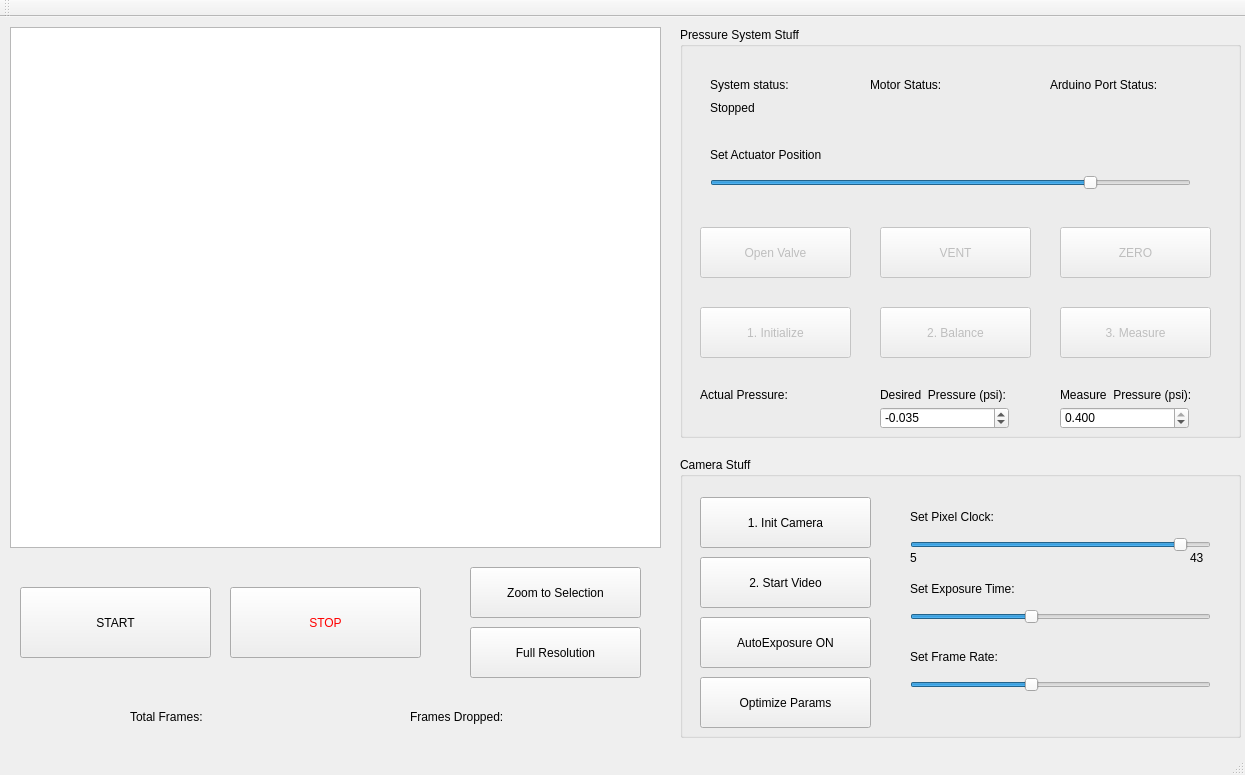
Old version of the form mainwindow.ui in the repository liviaz/PressureSystem.
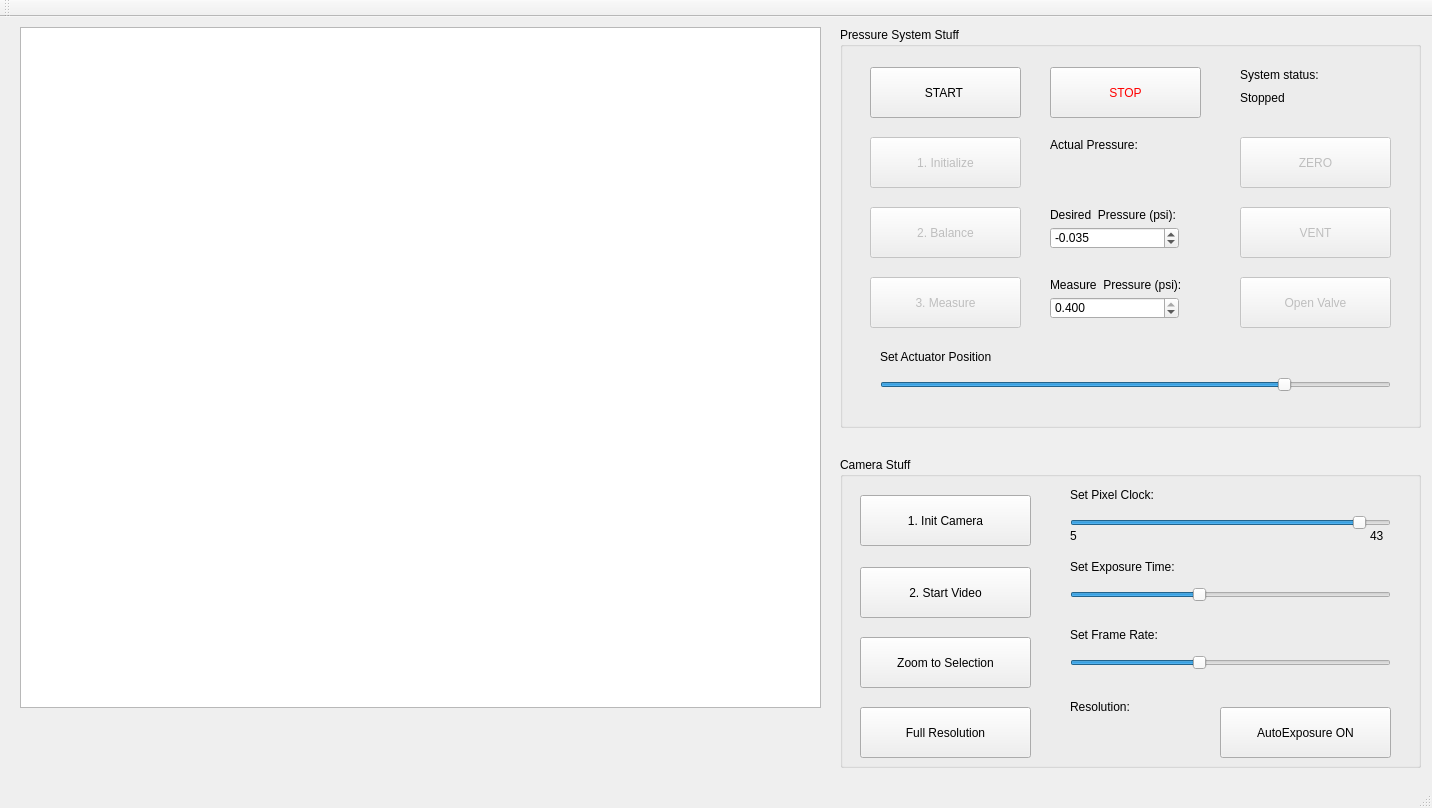
New version of the form.

The edit to the form file:
```diff
--- a/mainwindow.ui
+++ b/mainwindow.ui
@@ -6,57 +6,21 @@
    <rect>
     <x>0</x>
     <y>0</y>
-    <width>1245</width>
-    <height>775</height>
+    <width>1432</width>
+    <height>808</height>
    </rect>
   </property>
   <property name="windowTitle">
    <string>MainWindow</string>
   </property>
   <widget class="QWidget" name="centralWidget">
-   <widget class="QPushButton" name="stopButton">
-    <property name="enabled">
-     <bool>true</bool>
-    </property>
-    <property name="geometry">
-     <rect>
-      <x>230</x>
-      <y>570</y>
-      <width>191</width>
-      <height>71</height>
-     </rect>
-    </property>
-    <property name="styleSheet">
-     <string notr="true">font: 16pt &quot;MS Sans Serif&quot;;
-color: red;</string>
-    </property>
-    <property name="text">
-     <string>STOP</string>
-    </property>
-   </widget>
-   <widget class="QPushButton" name="startButton">
-    <property name="geometry">
-     <rect>
-      <x>20</x>
-      <y>570</y>
-      <width>191</width>
-      <height>71</height>
-     </rect>
-    </property>
-    <property name="styleSheet">
-     <string notr="true">font: 16pt &quot;MS Sans Serif&quot;;</string>
-    </property>
-    <property name="text">
-     <string>START</string>
-    </property>
-   </widget>
    <widget class="QGraphicsView" name="cameraImageDisplay">
     <property name="geometry">
      <rect>
-      <x>10</x>
+      <x>20</x>
       <y>10</y>
-      <width>651</width>
-      <height>521</height>
+      <width>801</width>
+      <height>681</height>
      </rect>
     </property>
     <property name="sizePolicy">
@@ -72,10 +36,10 @@
    <widget class="QGroupBox" name="pressureBox">
     <property name="geometry">
      <rect>
-      <x>680</x>
+      <x>840</x>
       <y>10</y>
-      <width>561</width>
-      <height>411</height>
+      <width>581</width>
+      <height>401</height>
      </rect>
     </property>
     <property name="styleSheet">
@@ -91,8 +55,8 @@
      </property>
      <property name="geometry">
       <rect>
-       <x>200</x>
-       <y>200</y>
+       <x>400</x>
+       <y>180</y>
        <width>151</width>
        <height>51</height>
       </rect>
@@ -110,8 +74,8 @@
     <widget class="QDoubleSpinBox" name="measurePressureDouble">
      <property name="geometry">
       <rect>
-       <x>380</x>
-       <y>380</y>
+       <x>210</x>
+       <y>270</y>
        <width>129</width>
        <height>22</height>
       </rect>
@@ -147,8 +111,8 @@
      </property>
      <property name="geometry">
       <rect>
-       <x>380</x>
-       <y>200</y>
+       <x>400</x>
+       <y>110</y>
        <width>151</width>
        <height>51</height>
       </rect>
@@ -163,9 +127,9 @@
     <widget class="QLabel" name="actualPressure">
      <property name="geometry">
       <rect>
-       <x>20</x>
-       <y>380</y>
-       <width>141</width>
+       <x>210</x>
+       <y>130</y>
+       <width>131</width>
        <height>21</height>
       </rect>
      </property>
@@ -182,8 +146,8 @@
      </property>
      <property name="geometry">
       <rect>
-       <x>20</x>
-       <y>200</y>
+       <x>400</x>
+       <y>250</y>
        <width>151</width>
        <height>51</height>
       </rect>
@@ -199,30 +163,14 @@
       <bool>true</bool>
      </property>
     </widget>
-    <widget class="QLabel" name="BoardStatusHeading">
-     <property name="geometry">
-      <rect>
-       <x>190</x>
-       <y>50</y>
-       <width>141</width>
-       <height>16</height>
-      </rect>
-     </property>
-     <property name="styleSheet">
-      <string notr="true">font: 10pt &quot;MS Sans Serif&quot;;</string>
-     </property>
-     <property name="text">
-      <string>Motor Status:</string>
-     </property>
-    </widget>
     <widget class="QPushButton" name="balanceButton">
      <property name="enabled">
       <bool>false</bool>
      </property>
      <property name="geometry">
       <rect>
-       <x>200</x>
-       <y>280</y>
+       <x>30</x>
+       <y>180</y>
        <width>151</width>
        <height>51</height>
       </rect>
@@ -237,9 +185,9 @@
     <widget class="QLabel" name="PressureLabel">
      <property name="geometry">
       <rect>
-       <x>20</x>
-       <y>360</y>
-       <width>141</width>
+       <x>210</x>
+       <y>110</y>
+       <width>131</width>
        <height>16</height>
       </rect>
      </property>
@@ -256,8 +204,8 @@
      </property>
      <property name="geometry">
       <rect>
-       <x>20</x>
-       <y>280</y>
+       <x>30</x>
+       <y>110</y>
        <width>151</width>
        <height>51</height>
       </rect>
@@ -269,27 +217,11 @@
       <string>1. Initialize</string>
      </property>
     </widget>
-    <widget class="QLabel" name="BoardStatusLabel">
-     <property name="geometry">
-      <rect>
-       <x>190</x>
-       <y>70</y>
-       <width>131</width>
-       <height>16</height>
-      </rect>
-     </property>
-     <property name="styleSheet">
-      <string notr="true">font: 10pt &quot;MS Sans Serif&quot;;</string>
-     </property>
-     <property name="text">
-      <string/>
-     </property>
-    </widget>
     <widget class="QLabel" name="MeasurementPressureLabel">
      <property name="geometry">
       <rect>
-       <x>380</x>
-       <y>360</y>
+       <x>210</x>
+       <y>250</y>
        <width>161</width>
        <height>16</height>
       </rect>
@@ -304,9 +236,9 @@
     <widget class="QSlider" name="horizontalSlider">
      <property name="geometry">
       <rect>
-       <x>30</x>
-       <y>148</y>
-       <width>481</width>
+       <x>40</x>
+       <y>350</y>
+       <width>511</width>
        <height>16</height>
       </rect>
      </property>
@@ -323,9 +255,9 @@
     <widget class="QLabel" name="statusLabel">
      <property name="geometry">
       <rect>
-       <x>30</x>
-       <y>70</y>
-       <width>141</width>
+       <x>400</x>
+       <y>60</y>
+       <width>91</width>
        <height>21</height>
       </rect>
      </property>
@@ -339,8 +271,8 @@
     <widget class="QDoubleSpinBox" name="balancePressureDouble">
      <property name="geometry">
       <rect>
-       <x>200</x>
-       <y>380</y>
+       <x>210</x>
+       <y>200</y>
        <width>129</width>
        <height>22</height>
       </rect>
@@ -374,8 +306,8 @@
     <widget class="QLabel" name="DesiredPressureLabel">
      <property name="geometry">
       <rect>
-       <x>200</x>
-       <y>360</y>
+       <x>210</x>
+       <y>180</y>
        <width>141</width>
        <height>16</height>
       </rect>
@@ -387,27 +319,11 @@
       <string>Desired  Pressure (psi):</string>
      </property>
     </widget>
-    <widget class="QLabel" name="ArduinoStatusHeading">
-     <property name="geometry">
-      <rect>
-       <x>370</x>
-       <y>50</y>
-       <width>141</width>
-       <height>16</height>
-      </rect>
-     </property>
-     <property name="styleSheet">
-      <string notr="true">font: 10pt &quot;MS Sans Serif&quot;;</string>
-     </property>
-     <property name="text">
-      <string>Arduino Port Status:</string>
-     </property>
-    </widget>
     <widget class="QLabel" name="ActuatorPositionHeading">
      <property name="geometry">
       <rect>
-       <x>30</x>
-       <y>120</y>
+       <x>40</x>
+       <y>322</y>
        <width>261</width>
        <height>16</height>
       </rect>
@@ -422,9 +338,9 @@
     <widget class="QLabel" name="statusHeader">
      <property name="geometry">
       <rect>
-       <x>30</x>
-       <y>50</y>
-       <width>141</width>
+       <x>400</x>
+       <y>40</y>
+       <width>101</width>
        <height>16</height>
       </rect>
      </property>
@@ -435,30 +351,14 @@
       <string>System status:</string>
      </property>
     </widget>
-    <widget class="QLabel" name="ArduinoStatusLabel">
-     <property name="geometry">
-      <rect>
-       <x>370</x>
-       <y>70</y>
-       <width>141</width>
-       <height>16</height>
-      </rect>
-     </property>
-     <property name="styleSheet">
-      <string notr="true">font: 10pt &quot;MS Sans Serif&quot;;</string>
-     </property>
-     <property name="text">
-      <string/>
-     </property>
-    </widget>
     <widget class="QPushButton" name="measureButton">
      <property name="enabled">
       <bool>false</bool>
      </property>
      <property name="geometry">
       <rect>
-       <x>380</x>
-       <y>280</y>
+       <x>30</x>
+       <y>250</y>
        <width>151</width>
        <height>51</height>
       </rect>
@@ -470,14 +370,50 @@
       <string>3. Measure</string>
      </property>
     </widget>
+    <widget class="QPushButton" name="startButton">
+     <property name="geometry">
+      <rect>
+       <x>30</x>
+       <y>40</y>
+       <width>151</width>
+       <height>51</height>
+      </rect>
+     </property>
+     <property name="styleSheet">
+      <string notr="true">font: 16pt &quot;MS Sans Serif&quot;;</string>
+     </property>
+     <property name="text">
+      <string>START </string>
+     </property>
+    </widget>
+    <widget class="QPushButton" name="stopButton">
+     <property name="enabled">
+      <bool>true</bool>
+     </property>
+     <property name="geometry">
+      <rect>
+       <x>210</x>
+       <y>40</y>
+       <width>151</width>
+       <height>51</height>
+      </rect>
+     </property>
+     <property name="styleSheet">
+      <string notr="true">font: 16pt &quot;MS Sans Serif&quot;;
+color: red;</string>
+     </property>
+     <property name="text">
+      <string>STOP</string>
+     </property>
+    </widget>
    </widget>
    <widget class="QGroupBox" name="pressureBox_2">
     <property name="geometry">
      <rect>
-      <x>680</x>
+      <x>840</x>
       <y>440</y>
-      <width>561</width>
-      <height>281</height>
+      <width>581</width>
+      <height>311</height>
      </rect>
     </property>
     <property name="styleSheet">
@@ -490,7 +426,7 @@
      <property name="geometry">
       <rect>
        <x>20</x>
-       <y>40</y>
+       <y>38</y>
        <width>171</width>
        <height>51</height>
       </rect>
@@ -506,7 +442,7 @@
      <property name="geometry">
       <rect>
        <x>230</x>
-       <y>124</y>
+       <y>102</y>
        <width>121</width>
        <height>16</height>
       </rect>
@@ -522,8 +458,8 @@
      <property name="geometry">
       <rect>
        <x>230</x>
-       <y>152</y>
-       <width>301</width>
+       <y>130</y>
+       <width>321</width>
        <height>16</height>
       </rect>
      </property>
@@ -541,8 +477,8 @@
      <property name="geometry">
       <rect>
        <x>230</x>
-       <y>220</y>
-       <width>301</width>
+       <y>198</y>
+       <width>321</width>
        <height>16</height>
       </rect>
      </property>
@@ -563,7 +499,7 @@
      <property name="geometry">
       <rect>
        <x>230</x>
-       <y>192</y>
+       <y>170</y>
        <width>101</width>
        <height>16</height>
       </rect>
@@ -579,7 +515,7 @@
      <property name="geometry">
       <rect>
        <x>330</x>
-       <y>190</y>
+       <y>168</y>
        <width>141</width>
        <height>20</height>
       </rect>
@@ -595,7 +531,7 @@
      <property name="geometry">
       <rect>
        <x>230</x>
-       <y>230</y>
+       <y>208</y>
        <width>81</width>
        <height>21</height>
       </rect>
@@ -610,8 +546,8 @@
     <widget class="QLabel" name="FrameRateHigh">
      <property name="geometry">
       <rect>
-       <x>450</x>
-       <y>230</y>
+       <x>480</x>
+       <y>208</y>
        <width>81</width>
        <height>21</height>
       </rect>
@@ -627,7 +563,7 @@
      <property name="geometry">
       <rect>
        <x>230</x>
-       <y>162</y>
+       <y>140</y>
        <width>81</width>
        <height>21</height>
       </rect>
@@ -642,8 +578,8 @@
     <widget class="QLabel" name="ExposureTimeHigh">
      <property name="geometry">
       <rect>
-       <x>450</x>
-       <y>162</y>
+       <x>480</x>
+       <y>140</y>
        <width>81</width>
        <height>21</height>
       </rect>
@@ -659,7 +595,7 @@
      <property name="geometry">
       <rect>
        <x>20</x>
-       <y>100</y>
+       <y>110</y>
        <width>171</width>
        <height>51</height>
       </rect>
@@ -674,8 +610,8 @@
     <widget class="QPushButton" name="AutoExposureButton">
      <property name="geometry">
       <rect>
-       <x>20</x>
-       <y>160</y>
+       <x>380</x>
+       <y>250</y>
        <width>171</width>
        <height>51</height>
       </rect>
@@ -687,28 +623,12 @@
       <string>AutoExposure ON</string>
      </property>
     </widget>
-    <widget class="QPushButton" name="OptimizeParamsButton">
-     <property name="geometry">
-      <rect>
-       <x>20</x>
-       <y>220</y>
-       <width>171</width>
-       <height>51</height>
-      </rect>
-     </property>
-     <property name="styleSheet">
-      <string notr="true">font: 12pt &quot;MS Sans Serif&quot;;</string>
-     </property>
-     <property name="text">
-      <string>Optimize Params</string>
-     </property>
-    </widget>
     <widget class="QSlider" name="PixelClockSlider">
      <property name="geometry">
       <rect>
        <x>230</x>
-       <y>80</y>
-       <width>301</width>
+       <y>58</y>
+       <width>321</width>
        <height>16</height>
       </rect>
      </property>
@@ -732,7 +652,7 @@
      <property name="geometry">
       <rect>
        <x>230</x>
-       <y>52</y>
+       <y>30</y>
        <width>101</width>
        <height>16</height>
       </rect>
@@ -747,8 +667,8 @@
     <widget class="QLabel" name="PixelClockHigh">
      <property name="geometry">
       <rect>
-       <x>510</x>
-       <y>90</y>
+       <x>530</x>
+       <y>68</y>
        <width>31</width>
        <height>21</height>
       </rect>
@@ -764,7 +684,7 @@
      <property name="geometry">
       <rect>
        <x>230</x>
-       <y>90</y>
+       <y>68</y>
        <width>31</width>
        <height>21</height>
       </rect>
@@ -780,7 +700,7 @@
      <property name="geometry">
       <rect>
        <x>330</x>
-       <y>52</y>
+       <y>30</y>
        <width>101</width>
        <height>16</height>
       </rect>
@@ -796,7 +716,7 @@
      <property name="geometry">
       <rect>
        <x>350</x>
-       <y>122</y>
+       <y>100</y>
        <width>101</width>
        <height>16</height>
       </rect>
@@ -807,13 +727,12 @@
      <property name="text">
       <string/>
      </property>
-    </widget>
    </widget>
    <widget class="QPushButton" name="ZoomToSelectionButton">
     <property name="geometry">
      <rect>
-      <x>470</x>
-      <y>550</y>
+       <x>20</x>
+       <y>180</y>
       <width>171</width>
       <height>51</height>
      </rect>
@@ -828,8 +747,8 @@
    <widget class="QPushButton" name="ClearSelectionButton">
     <property name="geometry">
      <rect>
-      <x>470</x>
-      <y>610</y>
+       <x>20</x>
+       <y>250</y>
       <width>171</width>
       <height>51</height>
      </rect>
@@ -841,12 +760,12 @@
      <string>Full Resolution</string>
     </property>
    </widget>
-   <widget class="QLabel" name="TotalFramesIndicator">
+    <widget class="QLabel" name="ResolutionIndicator">
     <property name="geometry">
      <rect>
       <x>230</x>
-      <y>690</y>
-      <width>141</width>
+       <y>270</y>
+       <width>121</width>
       <height>21</height>
      </rect>
     </property>
@@ -857,12 +776,12 @@
      <string/>
     </property>
    </widget>
-   <widget class="QLabel" name="TotalFramesHeading">
+    <widget class="QLabel" name="ResolutionHeading">
     <property name="geometry">
      <rect>
-      <x>130</x>
-      <y>690</y>
-      <width>91</width>
+       <x>230</x>
+       <y>240</y>
+       <width>81</width>
       <height>20</height>
      </rect>
     </property>
@@ -870,40 +789,9 @@
      <string notr="true">font: 10pt &quot;MS Sans Serif&quot;;</string>
     </property>
     <property name="text">
-     <string>Total Frames:</string>
-    </property>
-   </widget>
-   <widget class="QLabel" name="FramesDroppedIndicator">
-    <property name="geometry">
-     <rect>
-      <x>520</x>
-      <y>690</y>
-      <width>141</width>
-      <height>21</height>
-     </rect>
-    </property>
-    <property name="styleSheet">
-     <string notr="true">font: 12pt &quot;MS Sans Serif&quot;;</string>
-    </property>
-    <property name="text">
-     <string/>
-    </property>
-   </widget>
-   <widget class="QLabel" name="FramesDroppedHeading">
-    <property name="geometry">
-     <rect>
-      <x>410</x>
-      <y>690</y>
-      <width>111</width>
-      <height>20</height>
-     </rect>
-    </property>
-    <property name="styleSheet">
-     <string notr="true">font: 10pt &quot;MS Sans Serif&quot;;</string>
-    </property>
-    <property name="text">
-     <string>Frames Dropped:</string>
-    </property>
+      <string>Resolution:</string>
+     </property>
+    </widget>
    </widget>
   </widget>
   <widget class="QMenuBar" name="menuBar">
@@ -911,7 +799,7 @@
     <rect>
      <x>0</x>
      <y>0</y>
-     <width>1245</width>
+     <width>1432</width>
      <height>21</height>
     </rect>
    </property>
```
Lines whose indentation alone changed are shown as unchanged.
